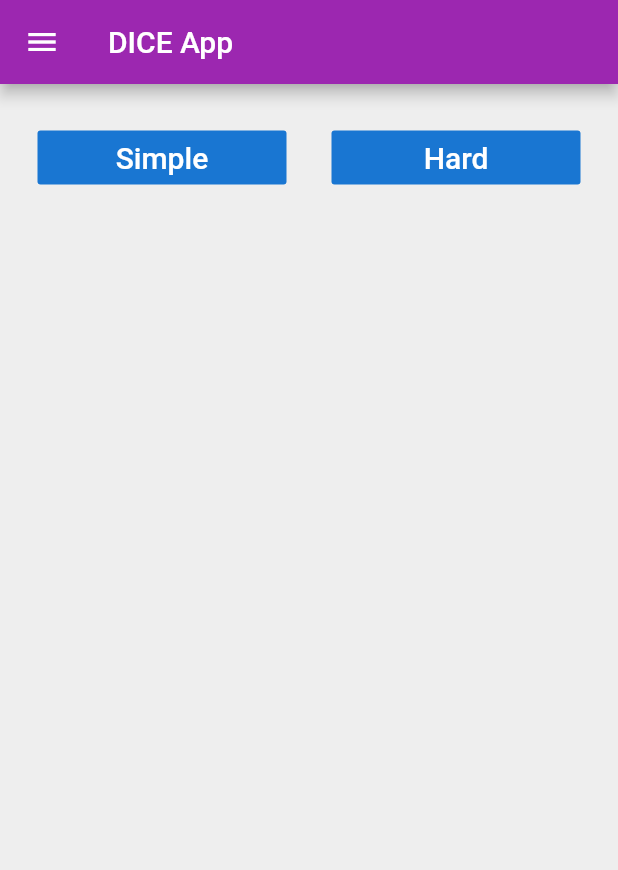
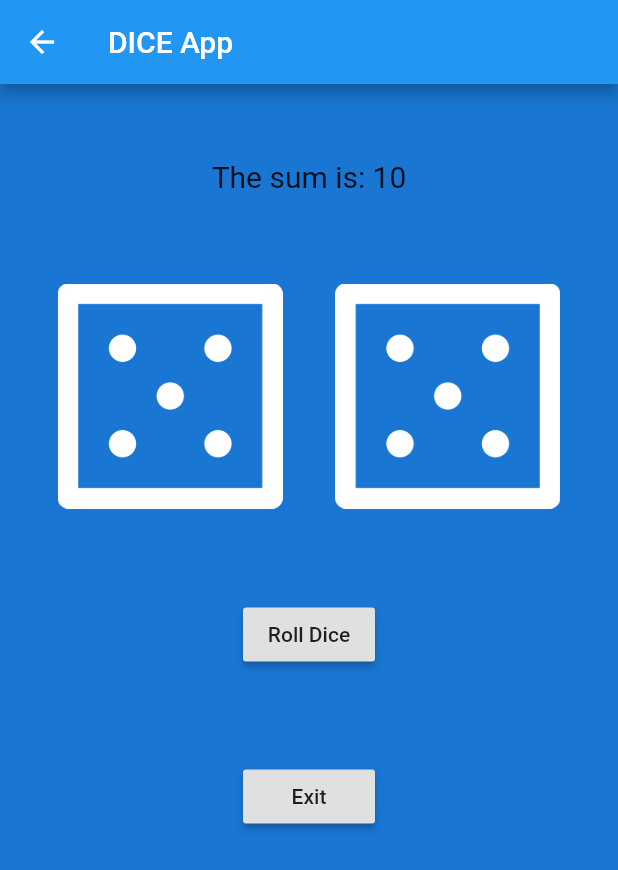
Before and after one commit to I-am-Zain/fa17_bse_075, a Flutter app: the screen it shows after launch, after a tap on "Simple", on a phone screen of 412 x 824 dp. Shown: the top 870 px of the screen. Run offline on Flutter 3.47's test engine with Material 2 defaults, Android fonts, the phone set to English and light mode, and no system bars.

Commit message:
simpleDice.dart ADDED + functionality✔

```diff
--- a/lib/navigation_drawer.dart
+++ b/lib/navigation_drawer.dart
@@ -1,4 +1,7 @@
+import 'package:fa17_bse_075/HardPage.dart';
+import 'package:fa17_bse_075/simpleDice.dart';
 import 'package:flutter/material.dart';
+
 class  HomePage extends StatefulWidget {
   @override
   _HomePageState createState() => _HomePageState();
@@ -35,9 +38,7 @@ class _HomePageState extends State<HomePage> {
                         fontSize: 20.0,
                       ),
                     ),
-                    onPressed: () {
-                      debugPrint('simple');
-                    },
+                    onPressed: simpleDice,
                   ),
                 ),
           ),
@@ -56,9 +57,8 @@ class _HomePageState extends State<HomePage> {
                           fontSize: 20.0,
                         ),
                       ),
-                      onPressed: () {
-                        debugPrint('hard');
-                      },
+                      onPressed: hardDice,
+
                     ),
                   ),
                 ),
@@ -104,4 +104,15 @@ class _HomePageState extends State<HomePage> {
 
     );
   }
+  void simpleDice() {
+    setState(() {
+      Navigator.push(context, new MaterialPageRoute(builder: (context) => new SimpleDice()));
+    });
+  }
+
+  void hardDice() {
+    setState(() {
+      Navigator.push(context, new MaterialPageRoute(builder: (context) => new HardDice()));
+    });
+  }
 }
--- a/lib/simpleDice.dart
+++ b/lib/simpleDice.dart
@@ -0,0 +1,80 @@
+
+import 'dart:math';
+
+import 'package:flutter/material.dart';
+
+void main() => runApp(MyApp());
+
+class MyApp extends StatelessWidget {
+  // This widget is the root of your application.
+  @override
+  Widget build(BuildContext context) {
+    return Scaffold(
+      body: SimpleDice(),
+    );
+  }
+}
+class SimpleDice extends StatefulWidget {
+  @override
+  _SimpleDiceState createState() => _SimpleDiceState();
+}
+
+class _SimpleDiceState extends State<SimpleDice> {
+  var imageArray = ['dice1.png', 'dice2.png', 'dice3.png', 'dice4.png', 'dice5.png', 'dice6.png'];
+  //var random = new Random();
+  int randomIntForDiceOne = Random().nextInt(6);
+  int randomIntForDiceTwo = Random().nextInt(6);
+
+  @override
+  Widget build(BuildContext context) {
+
+    return Scaffold(
+        backgroundColor: Colors.blue[700],
+        appBar: AppBar(
+          title: Text('DICE App'),
+        ),
+        body: Padding(
+          padding: const EdgeInsets.fromLTRB(21, 50, 21, 50),
+          child: Column(
+            children: <Widget>[
+              Padding(
+                padding: const EdgeInsets.only(bottom: 60),
+                child: Text('The sum is: '+ (randomIntForDiceOne + randomIntForDiceTwo + 2).toString(),
+                  style: TextStyle(
+                    fontSize: 20,
+                  ),
+                ),
+              ),
+              Row(
+                mainAxisAlignment: MainAxisAlignment.spaceAround,
+                children: <Widget>[
+                  Image.asset('image/'+imageArray[randomIntForDiceOne], height: 150, width: 150,),
+                  Image.asset('image/'+imageArray[randomIntForDiceTwo], height: 150, width: 150,),
+                ],
+              ),
+              Padding(
+                padding: const EdgeInsets.only(top: 60),
+                child: RaisedButton(onPressed: changeImage,
+                  child: Text('Roll Dice'),
+                ),
+              ),
+              Padding(
+                padding: const EdgeInsets.only(top: 60),
+                child: RaisedButton(onPressed:() {Navigator.pop(context);},
+                  child: Text('Exit'),
+                ),
+              )
+
+            ],
+          ),
+        )
+    );
+  }
+
+  void changeImage() {
+    setState(() {
+      randomIntForDiceOne = Random().nextInt(6);
+      randomIntForDiceTwo = Random().nextInt(6);
+    });
+  }
+}
--- a/lib/splashScreen.dart
+++ b/lib/splashScreen.dart
@@ -18,7 +18,7 @@ class _MyHomePageState extends State<MyHomePage> {
           title: 'Dice app',
           home: HomePage(),
           theme: ThemeData(
-              primarySwatch: Colors.purple
+              primarySwatch: Colors.blue,
           ),
 
         ),),));
--- a/pubspec.yaml
+++ b/pubspec.yaml
@@ -46,7 +46,7 @@ flutter:
 
   # To add assets to your application, add an assets section, like this:
   assets:
-     - image/zain.jpg
+     - image/
   #   - images/a_dot_ham.jpeg
 
   # An image asset can refer to one or more resolution-specific "variants", see
```
Also changed, not shown: lib/HardPage.dart (added, +17 -0 lines), image/dice1.png (added), image/dice2.png (added), image/dice3.png (added), image/dice4.png (added), image/dice5.png (added), image/dice6.png (added).
